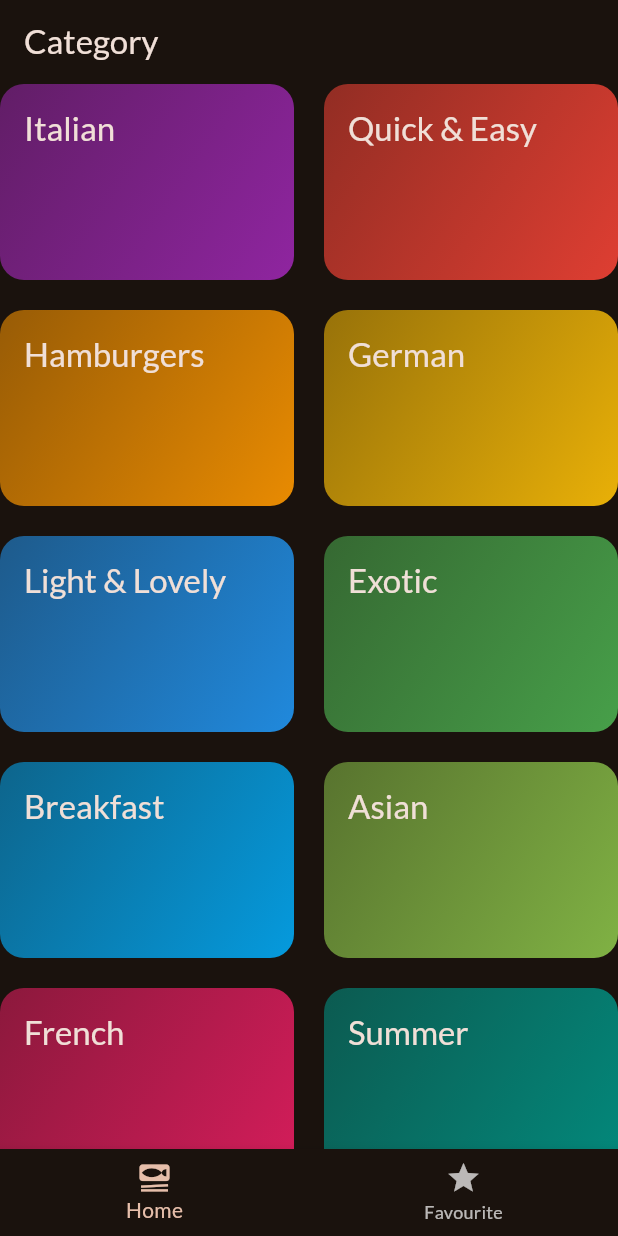
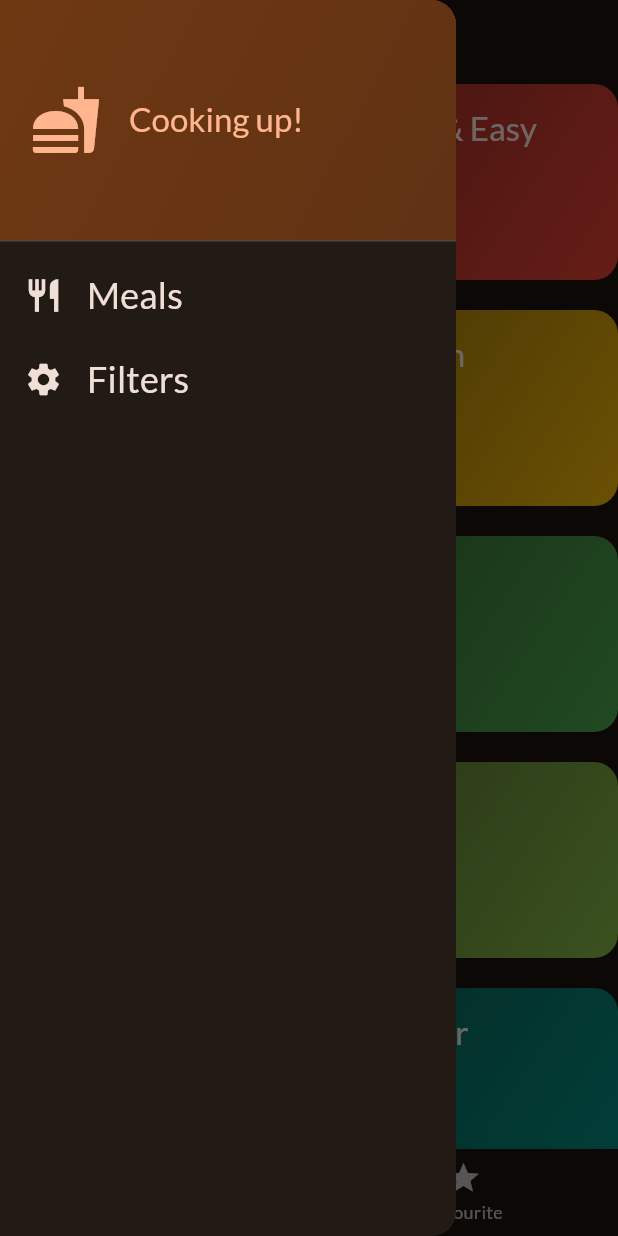
Before and after one commit to pranaypatel512/flutter_meal_app, a Flutter app: the screen it shows after launch, with the side drawer open (before the commit the screen has no drawer), on a phone screen of 412 x 824 dp. Run offline on Flutter 3.47's test engine with Material 2 defaults, Android fonts, the phone set to English and light mode, and no system bars; our stand-ins replace google_fonts, transparent_image.

Commit message:
Added app drawer and drawer item click implementation

```diff
--- a/lib/screens/tabs.dart
+++ b/lib/screens/tabs.dart
@@ -2,6 +2,7 @@ import 'package:flutter/material.dart';
 import 'package:flutter_meal_app/models/meals.dart';
 import 'package:flutter_meal_app/screens/categories_screen.dart';
 import 'package:flutter_meal_app/screens/meals_screen.dart';
+import 'package:flutter_meal_app/widgets/app_drawer.dart';
 
 class TabsScreen extends StatefulWidget {
   const TabsScreen({super.key});
@@ -48,6 +49,13 @@ class _TabsScreenState extends State<TabsScreen> {
     }
   }
 
+  void _onSelection(String itemName) {
+    if (itemName == '') {
+    } else {
+      Navigator.of(context).pop();
+    }
+  }
+
   void _selectPage(int index) {
     setState(() {
       selectedIndex = index;
@@ -68,6 +76,9 @@ class _TabsScreenState extends State<TabsScreen> {
         title: Text(activePageTitle),
       ),
       body: bodyWidget,
+      drawer: MainDrawer(
+        onSelectedScreen: _onSelection,
+      ),
       bottomNavigationBar: BottomNavigationBar(
         currentIndex: selectedIndex,
         items: const [
--- /dev/null
+++ b/lib/widgets/app_drawer.dart
@@ -0,0 +1,77 @@
+import 'package:flutter/material.dart';
+
+class MainDrawer extends StatelessWidget {
+  const MainDrawer({super.key, required this.onSelectedScreen});
+
+  final Function(String) onSelectedScreen;
+
+  @override
+  Widget build(BuildContext context) {
+    return Drawer(
+      child: Column(
+        children: [
+          DrawerHeader(
+            child: Row(
+              children: [
+                Icon(
+                  Icons.fastfood,
+                  size: 48,
+                  color: Theme.of(context).colorScheme.primary,
+                ),
+                SizedBox(
+                  width: 18,
+                ),
+                Text(
+                  'Cooking up!',
+                  style: Theme.of(context)
+                      .textTheme
+                      .titleLarge
+                      ?.copyWith(color: Theme.of(context).colorScheme.primary),
+                )
+              ],
+            ),
+            decoration: BoxDecoration(
+              gradient: LinearGradient(colors: [
+                Theme.of(context).colorScheme.primaryContainer,
+                Theme.of(context).colorScheme.primaryContainer.withOpacity(0.8)
+              ], begin: Alignment.topLeft, end: Alignment.bottomRight),
+            ),
+            padding: const EdgeInsets.all(20),
+          ),
+          ListTile(
+            leading: Icon(
+              Icons.restaurant,
+              size: 26,
+              color: Theme.of(context).colorScheme.onBackground,
+            ),
+            title: Text(
+              'Meals',
+              style: Theme.of(context).textTheme.titleSmall?.copyWith(
+                  color: Theme.of(context).colorScheme.onBackground,
+                  fontSize: 24),
+            ),
+            onTap: () {
+              onSelectedScreen('meals');
+            },
+          ),
+          ListTile(
+            leading: Icon(
+              Icons.settings,
+              size: 26,
+              color: Theme.of(context).colorScheme.onBackground,
+            ),
+            title: Text(
+              'Filters',
+              style: Theme.of(context).textTheme.titleSmall?.copyWith(
+                  color: Theme.of(context).colorScheme.onBackground,
+                  fontSize: 24),
+            ),
+            onTap: () {
+              onSelectedScreen('filters');
+            },
+          )
+        ],
+      ),
+    );
+  }
+}
```
